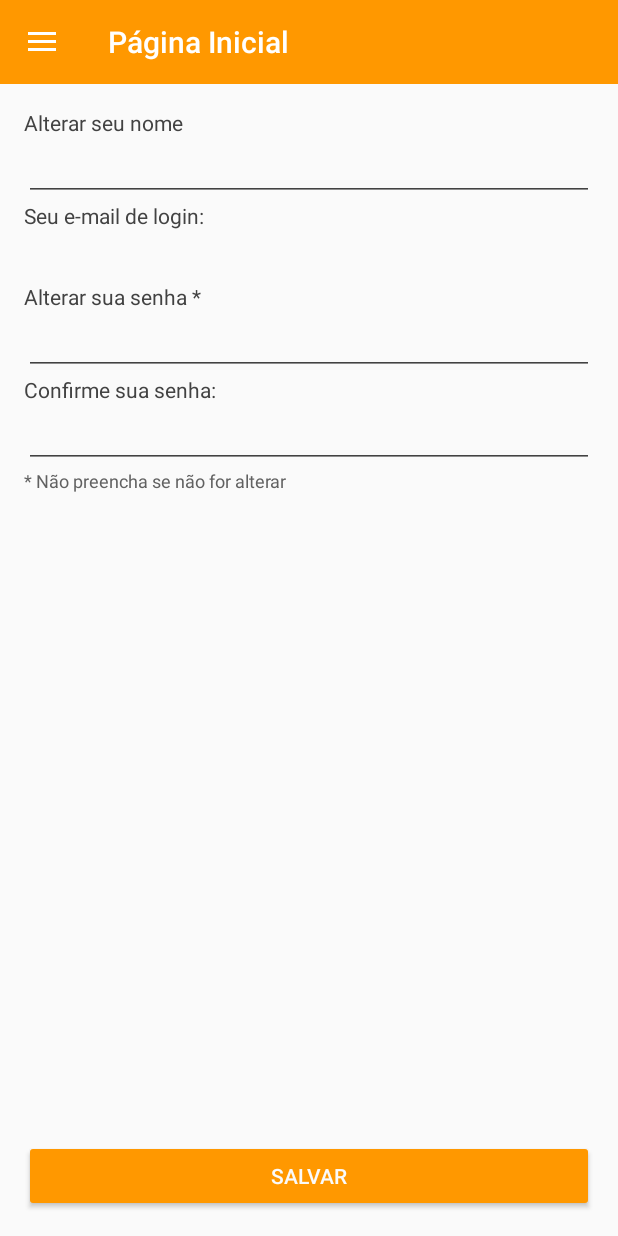
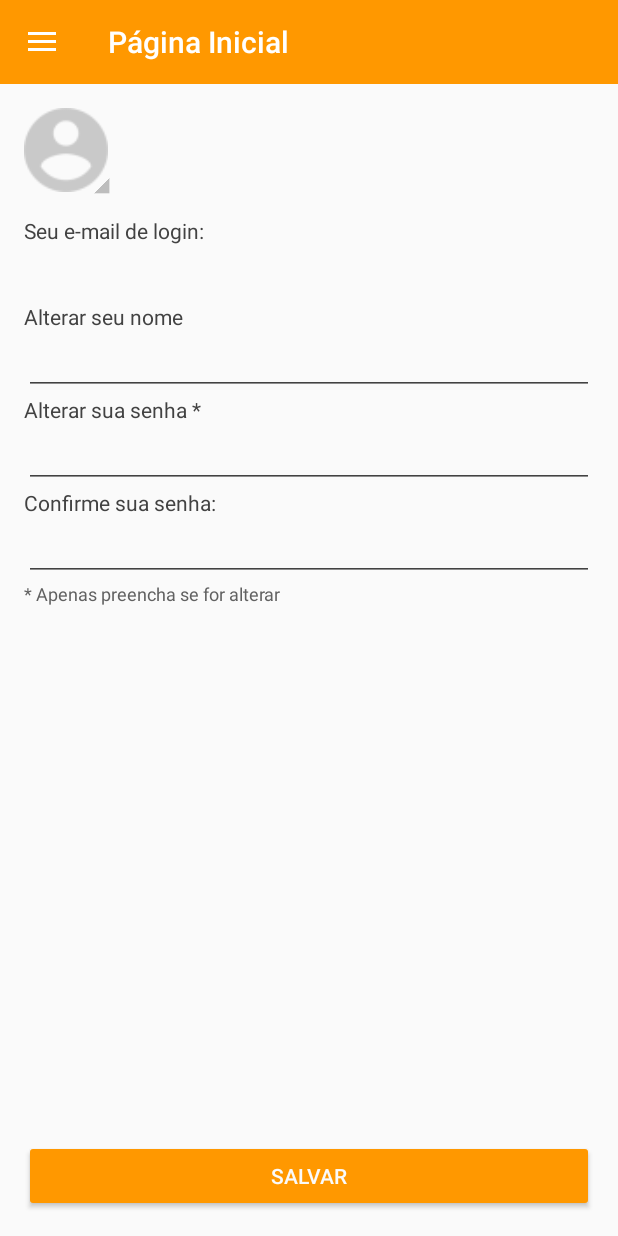
Before and after one commit to GuilhermeFGL/AndroidBaseApp, an Android app: the fragment ProfileFragment placed in its activity, on a phone screen of 412 x 824 dp. Run offline under Robolectric (Android 15) with nearby library versions, the phone set to English and light mode, and no system bars; our stand-ins replace ButterKnife, CircleImageView, Firebase (no records; nobody signed in at launch, a user with empty details on screens opened directly).

Commit message:
avatar layout

```diff
--- a/app/build.gradle
+++ b/app/build.gradle
@@ -66,6 +66,7 @@ dependencies {
     compile 'com.google.firebase:firebase-auth:9.6.1'
     compile 'com.jakewharton:butterknife:8.6.0'
     compile 'com.android.support:support-v4:26.+'
+    compile 'de.hdodenhof:circleimageview:2.1.0'
     testCompile 'junit:junit:4.12'
     annotationProcessor 'com.jakewharton:butterknife-compiler:8.6.0'
 }
--- /dev/null
+++ b/app/src/main/res/drawable/shape_pic_triangle.xml
@@ -0,0 +1,16 @@
+<?xml version="1.0" encoding="utf-8"?>
+<layer-list xmlns:android="http://schemas.android.com/apk/res/android" >
+    <item>
+        <rotate
+            android:fromDegrees="45"
+            android:toDegrees="45"
+            android:pivotX="-40%"
+            android:pivotY="87%" >
+            <shape
+                android:shape="rectangle" >
+                <solid
+                    android:color="@color/gray_light" />
+            </shape>
+        </rotate>
+    </item>
+</layer-list>
--- a/app/src/main/res/layout/activity_main.xml
+++ b/app/src/main/res/layout/activity_main.xml
@@ -38,14 +38,25 @@ tools:context="com.example.guilherme.firebasedatabse.activitys.MainActivity">
 
         <LinearLayout
             android:layout_width="match_parent"
-            android:layout_height="56dp"
+            android:layout_height="wrap_content"
             android:paddingLeft="16dp"
             android:paddingStart="16dp"
             android:paddingRight="16dp"
             android:paddingEnd="16dp"
+            android:paddingTop="8dp"
+            android:paddingBottom="8dp"
             android:background="@color/colorPrimaryDark"
             android:orientation="vertical"
             android:gravity="center|start">
+
+            <de.hdodenhof.circleimageview.CircleImageView
+                android:id="@+id/navigation_user_pic"
+                android:layout_width="56dp"
+                android:layout_height="56dp"
+                android:layout_marginBottom="8dp"
+                android:clickable="true"
+                android:background="@drawable/ic_avatar"
+                android:contentDescription="@string/navigation_profile_pic"/>
 
             <TextView
                 android:id="@+id/navigation_user_name"
@@ -69,6 +80,7 @@ tools:context="com.example.guilherme.firebasedatabse.activitys.MainActivity">
             android:id="@+id/navigation_list"
             android:layout_width="match_parent"
             android:layout_height="match_parent"
+            android:paddingTop="8dp"
             android:choiceMode="singleChoice"
             android:divider="@android:color/transparent"
             android:background="@color/text_color_primary_light" />
--- a/app/src/main/res/layout/activity_register.xml
+++ b/app/src/main/res/layout/activity_register.xml
@@ -13,6 +13,35 @@
         android:layout_height="0dp"
         android:layout_weight="1"
         android:orientation="vertical">
+
+        <RelativeLayout
+            android:layout_width="64dp"
+            android:layout_height="64dp"
+            android:layout_marginBottom="8dp">
+
+            <de.hdodenhof.circleimageview.CircleImageView
+                android:id="@+id/update_pic"
+                android:layout_width="56dp"
+                android:layout_height="56dp"
+                android:layout_marginBottom="8dp"
+                android:drawingCacheQuality="high"
+                android:clickable="true"
+                android:background="@drawable/ic_avatar" />
+
+            <ImageView
+                android:layout_width="16dp"
+                android:layout_height="16dp"
+                android:layout_marginBottom="-9dp"
+                android:layout_marginRight="-1dp"
+                android:layout_marginEnd="-1dp"
+                android:rotation="135"
+                android:src="@drawable/shape_pic_triangle"
+                android:layout_alignBottom="@+id/update_pic"
+                android:layout_alignParentRight="true"
+                android:layout_alignParentEnd="true"
+                android:contentDescription="@string/profile_update_pic"/>
+
+        </RelativeLayout>
 
         <TextView
             android:layout_width="wrap_content"
--- a/app/src/main/res/layout/fragment_profile.xml
+++ b/app/src/main/res/layout/fragment_profile.xml
@@ -13,10 +13,54 @@
         android:layout_weight="1"
         android:orientation="vertical">
 
+        <RelativeLayout
+            android:layout_width="64dp"
+            android:layout_height="64dp"
+            android:layout_marginBottom="8dp">
+
+            <de.hdodenhof.circleimageview.CircleImageView
+                android:id="@+id/update_pic"
+                android:layout_width="56dp"
+                android:layout_height="56dp"
+                android:layout_marginBottom="8dp"
+                android:drawingCacheQuality="high"
+                android:clickable="true"
+                android:background="@drawable/ic_avatar" />
+
+            <ImageView
+                android:layout_width="16dp"
+                android:layout_height="16dp"
+                android:layout_marginBottom="-9dp"
+                android:layout_marginRight="-1dp"
+                android:layout_marginEnd="-1dp"
+                android:rotation="135"
+                android:src="@drawable/shape_pic_triangle"
+                android:layout_alignBottom="@+id/update_pic"
+                android:layout_alignParentRight="true"
+                android:layout_alignParentEnd="true"
+                android:contentDescription="@string/profile_update_pic"/>
+
+        </RelativeLayout>
+
         <TextView
             android:layout_width="wrap_content"
             android:layout_height="wrap_content"
-            android:text="@string/profile_update_name"/>
+            android:text="@string/register_email" />
+
+        <TextView
+            android:id="@+id/update_email"
+            android:layout_width="fill_parent"
+            android:layout_height="wrap_content"
+            android:enabled="false"
+            android:lines="1"
+            android:paddingBottom="8dp"
+            android:paddingTop="8dp"
+            android:textSize="16sp" />
+
+        <TextView
+            android:layout_width="wrap_content"
+            android:layout_height="wrap_content"
+            android:text="@string/profile_update_name" />
 
         <EditText
             android:id="@+id/update_name"
@@ -29,22 +73,7 @@
         <TextView
             android:layout_width="wrap_content"
             android:layout_height="wrap_content"
-            android:text="@string/register_email"/>
-
-        <EditText
-            android:id="@+id/update_email"
-            android:layout_width="fill_parent"
-            android:layout_height="wrap_content"
-            android:inputType="textEmailAddress"
-            android:lines="1"
-            android:enabled="false"
-            android:paddingBottom="10dp"
-            android:background="@android:color/transparent"/>
-
-        <TextView
-            android:layout_width="wrap_content"
-            android:layout_height="wrap_content"
-            android:text="@string/profile_update_password"/>
+            android:text="@string/profile_update_password" />
 
         <EditText
             android:id="@+id/update_password"
@@ -57,22 +86,22 @@
         <TextView
             android:layout_width="wrap_content"
             android:layout_height="wrap_content"
-            android:text="@string/register_password_confirm"/>
+            android:text="@string/register_password_confirm" />
 
         <EditText
             android:id="@+id/update_password_confirm"
             android:layout_width="fill_parent"
             android:layout_height="wrap_content"
             android:inputType="textPassword"
-            android:paddingBottom="8dp"
-            android:lines="1" />
+            android:lines="1"
+            android:paddingBottom="8dp" />
 
         <TextView
             android:layout_width="wrap_content"
             android:layout_height="wrap_content"
-            android:textSize="12sp"
+            android:text="@string/profile_update_label"
             android:textColor="@color/text_color_primary_label"
-            android:text="@string/profile_update_label"/>
+            android:textSize="12sp" />
 
     </LinearLayout>
 
--- a/app/src/main/res/values/colors.xml
+++ b/app/src/main/res/values/colors.xml
@@ -7,4 +7,6 @@
     <color name="text_color_primary">#424242</color>
     <color name="text_color_primary_label">#616161</color>
     <color name="text_color_primary_light">#FAFAFA</color>
+
+    <color name="gray_light">#BDBDBD</color>
 </resources>
--- a/app/src/main/res/values/strings.xml
+++ b/app/src/main/res/values/strings.xml
@@ -37,10 +37,10 @@
     <string name="forgot_action">redefinir senha</string>
 
     <!-- PROFILE FRAGMENT -->
-    <string name="hello_blank_fragment">Hello blank fragment</string>
+    <string name="profile_update_pic">Alterar seu avatar</string>
     <string name="profile_update_name">Alterar seu nome</string>
     <string name="profile_update_password">Alterar sua senha *</string>
-    <string name="profile_update_label">* Não preencha se não for alterar</string>
+    <string name="profile_update_label">* Apenas preencha se for alterar</string>
     <string name="profile_action_save">SALVAR</string>
 
     <!-- DIALOG MESSAGES -->
@@ -64,5 +64,6 @@
     <string name="error_register_generic">Não foi possível realizar cadastro</string>
     <string name="error_update_generic">Não foi possível atualizar cadastro</string>
     <string name="error_forgot">E-mail não encontrado</string>
+    <string name="navigation_profile_pic">avatar do usuário</string>
 
 </resources>
```
Also changed, not shown: app/src/main/ic_avatar-web.png (added), app/src/main/res/drawable-hdpi/ic_avatar.png (added), app/src/main/res/drawable-mdpi/ic_avatar.png (added), app/src/main/res/drawable-xhdpi/ic_avatar.png (added), app/src/main/res/drawable-xxhdpi/ic_avatar.png (added). Lines whose indentation alone changed are shown as unchanged.
